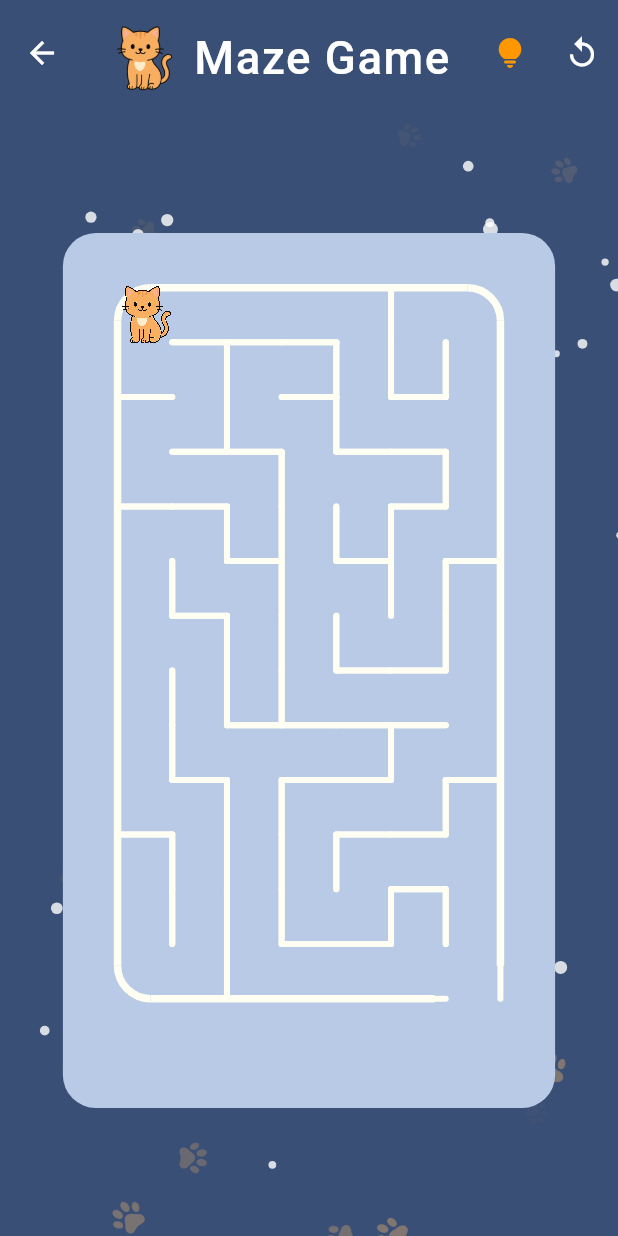
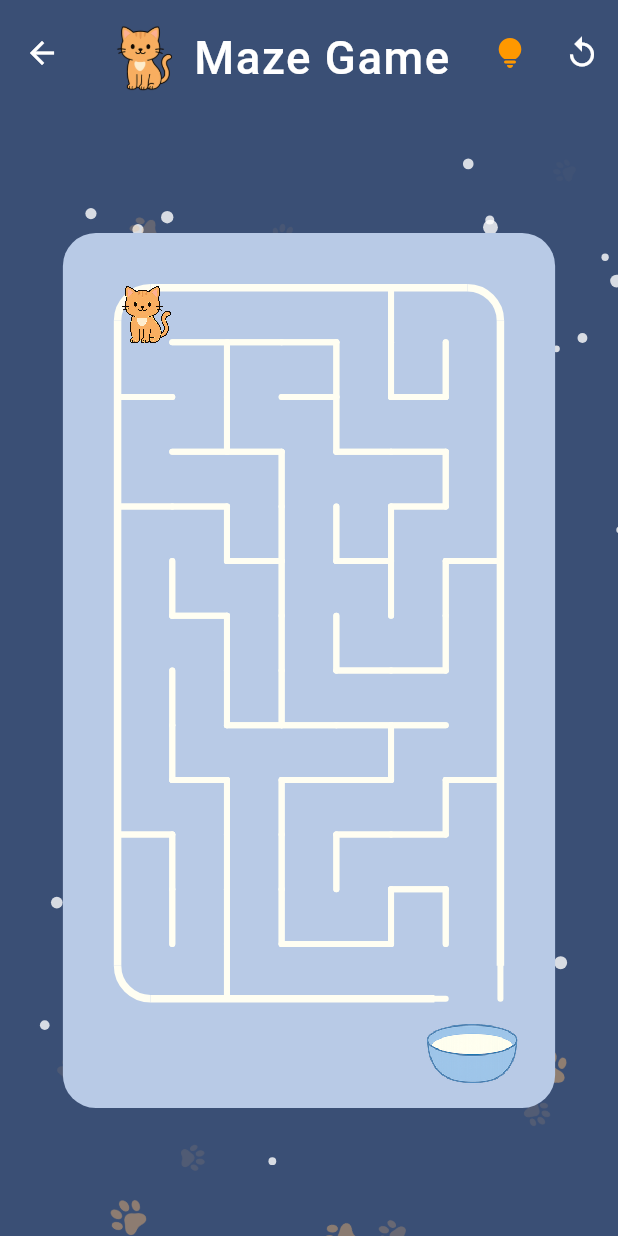
Before and after one commit to m-ladis/maze_app, a Flutter app: the screen it shows after launch, after a tap on "Easy", on a phone screen of 412 x 824 dp. Run offline on Flutter 3.47's test engine with Material 3 defaults, Android fonts, the phone set to English and light mode, and no system bars; our stand-ins replace audioplayers, equatable, google_fonts.

Commit message:
added bowl for cat to drink

```diff
--- a/lib/main.dart
+++ b/lib/main.dart
@@ -68,6 +68,7 @@ class MyHomePageState extends State<MyHomePage> with TickerProviderStateMixin {
   late AnimationController _pawsController;
   late ui.Image playerImage;
   late ui.Image pawImage;
+  late ui.Image bowlImage;
   bool imageLoaded = false;
 
   @override
@@ -96,6 +97,7 @@ class MyHomePageState extends State<MyHomePage> with TickerProviderStateMixin {
   }
 
   void _loadImages() async {
+    bowlImage = await loadImage('assets/bowl.png');
     playerImage = await loadImage('assets/cat.png');
     pawImage = await loadImage('assets/paw.png'); // stavi ispravnu putanju
     setState(() {
@@ -273,6 +275,7 @@ class MyHomePageState extends State<MyHomePage> with TickerProviderStateMixin {
                                 cellSize: cellSize,
                                 offsetX: offsetX,
                                 offsetY: offsetY,
+                                bowlImage: bowlImage
                               ),
                               size: Size(
                                   constraints.maxWidth, constraints.maxHeight),
@@ -452,6 +455,7 @@ class MazePainterStyled extends CustomPainter {
   final double cellSize;
   final double offsetX;
   final double offsetY;
+  late ui.Image bowlImage;
 
   MazePainterStyled({
     required this.mazeRows,
@@ -460,6 +464,7 @@ class MazePainterStyled extends CustomPainter {
     required this.cellSize,
     required this.offsetX,
     required this.offsetY,
+    required this.bowlImage,
   });
 
   @override
@@ -590,6 +595,18 @@ class MazePainterStyled extends CustomPainter {
         if (!cell.wallDownOpened)
           canvas.drawLine(Offset(x, y + cellSize),
               Offset(x + cellSize, y + cellSize), wallPaint);
+        if(i == mazeRows - 1 && j == mazeColumns - 1) {
+          canvas.drawImageRect(
+            bowlImage,
+            Rect.fromLTWH(
+                0, 0, bowlImage.width.toDouble(), bowlImage.height.toDouble()),
+            Rect.fromCenter(
+                center: Offset(x + cellSize / 2, y + 4*cellSize / 2),
+                width: 3*cellSize * 1,
+                height: 2*cellSize* 1),
+            Paint()
+          );
+        }
       }
     }
   }
--- a/pubspec.yaml
+++ b/pubspec.yaml
@@ -99,3 +99,4 @@ flutter:
     - assets/paw.png
     - assets/sounds/meow.wav
     - assets/cat_hat.png
+    - assets/bowl.png
```
Also changed, not shown: assets/bowl.png (added).
